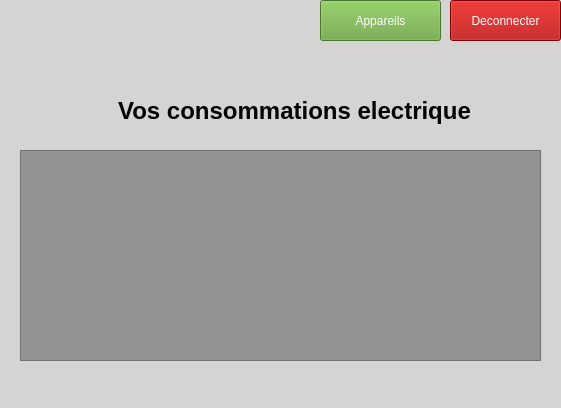
Before: the Qt Designer form app/ui/usages/listeUsage/listeUsage.ui in Valyfaliana/suiviPersoConsoElec, drawn with Qt 5.
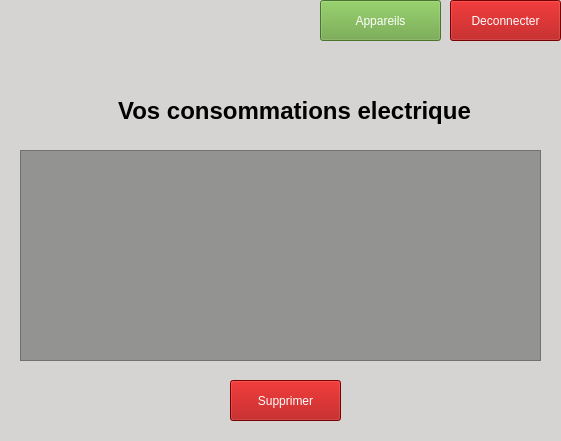
After: the same form once the commit is applied. Icons and pictures are not drawn.

Commit message: [add] bouton supprimer dans page liste usage

Diff of the .ui file:
```diff
--- a/app/ui/usages/listeUsage/listeUsage.ui
+++ b/app/ui/usages/listeUsage/listeUsage.ui
@@ -7,7 +7,7 @@
     <x>0</x>
     <y>0</y>
     <width>561</width>
-    <height>408</height>
+    <height>441</height>
    </rect>
   </property>
   <property name="windowTitle">
@@ -123,6 +123,26 @@
     <bool>true</bool>
    </property>
   </widget>
+  <widget class="QPushButton" name="btnSupprimer">
+   <property name="geometry">
+    <rect>
+     <x>230</x>
+     <y>380</y>
+     <width>111</width>
+     <height>41</height>
+    </rect>
+   </property>
+   <property name="styleSheet">
+    <string notr="true">background-color: rgb(170, 0, 0);
+color: rgb(255, 255, 255);</string>
+   </property>
+   <property name="text">
+    <string>Supprimer</string>
+   </property>
+   <property name="icon">
+    <iconset theme="QIcon::ThemeIcon::EditDelete"/>
+   </property>
+  </widget>
  </widget>
  <resources>
   <include location="../../../resources/Icons.qrc"/>
```
The commit also changes 3 other files.
